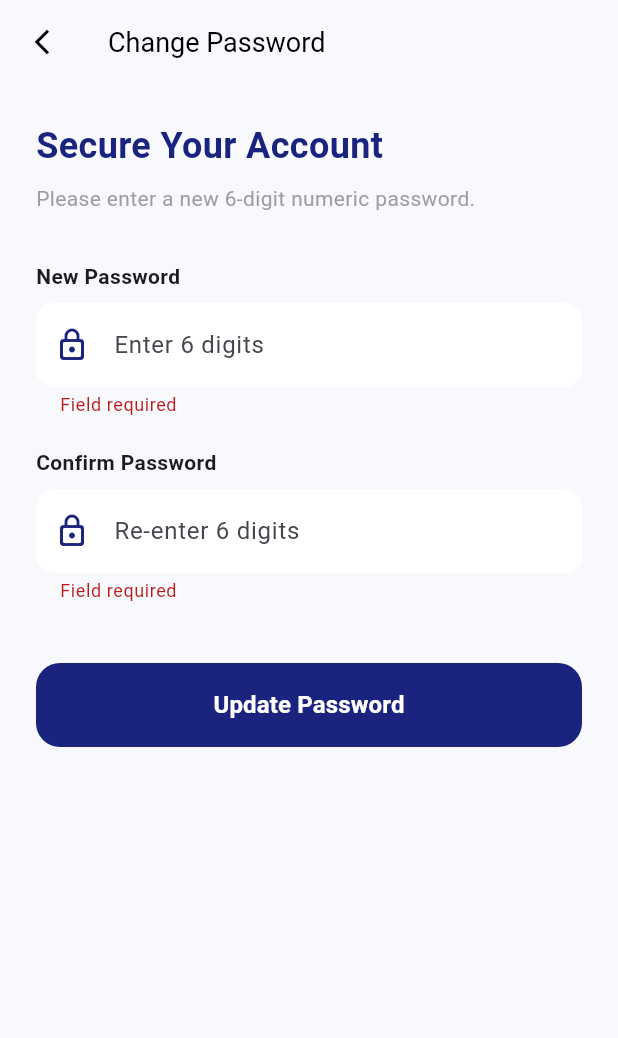
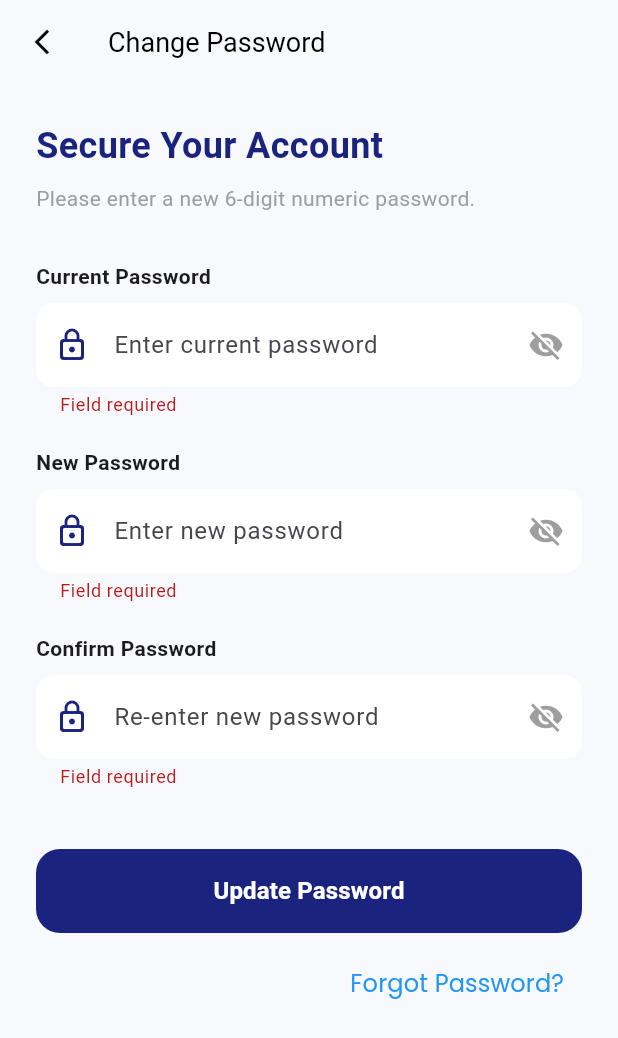
Before and after one commit to Ameenyasircm/cateryx_new, a Flutter app: the ChangePasswordScreen screen opened directly with empty values, after a tap on "Update Password", on a phone screen of 412 x 824 dp. Shown: the top 1038 px of the screen. Run offline on Flutter 3.47's test engine with Material 3 defaults, Android fonts, the phone set to English and light mode, and no system bars; our stand-ins replace cloud_firestore, firebase_core, firebase_database, flutter_screenutil, freezed_annotation, geocoding and 7 more; accounts and stored records are empty.

Commit message:
update password

```diff
--- a/lib/Boys/Screens/home/boy_home.dart
+++ b/lib/Boys/Screens/home/boy_home.dart
@@ -8,13 +8,14 @@ import '../../Providers/boys_provider.dart';
 import 'widgets/work_tabs.dart';
 
 class BoyHome extends StatelessWidget {
-  final String boyName, boyID, boyPhone;
+  final String boyName, boyID, boyPhone,boyPhoto;
 
   const BoyHome({
     super.key,
     required this.boyName,
     required this.boyID,
     required this.boyPhone,
+    required this.boyPhoto,
   });
 
   @override
@@ -30,7 +31,7 @@ class BoyHome extends StatelessWidget {
               ProfileHeader(
                   boyID: boyID,
                   boyName: boyName,
-                  boyPhone: boyPhone),
+                  boyPhone: boyPhone,boyPhoto: boyPhoto,),
               const WorkTabs(),
               Expanded(
                 child: TabBarView(
--- a/lib/Boys/Screens/menu/menu_screen.dart
+++ b/lib/Boys/Screens/menu/menu_screen.dart
@@ -15,8 +15,8 @@ import 'widgets/menu_tile.dart';
 import 'package:shared_preferences/shared_preferences.dart';
 
 class MenuScreen extends StatelessWidget {
-  final String boyName,boyID,boyPhone;
-   const MenuScreen({super.key,required this.boyName,required this.boyID,required this.boyPhone});
+  final String boyName,boyID,boyPhone,boyPhoto;
+   const MenuScreen({super.key,required this.boyName,required this.boyID,required this.boyPhone,required this.boyPhoto});
 
   @override
   Widget build(BuildContext context) {
@@ -31,7 +31,7 @@ class MenuScreen extends StatelessWidget {
       ),
       body: Column(
         children: [
-          MenuHeader(boyName: boyName, boyID:boyID, boyPhone: boyPhone,),
+          MenuHeader(boyName: boyName, boyID:boyID, boyPhone: boyPhone, boyPhoto: boyPhoto,),
           AppSpacing.h12,
           // MenuTile(
           //   icon: Icons.person_outline,
--- a/lib/Boys/Screens/navbar/boy_bottomNav.dart
+++ b/lib/Boys/Screens/navbar/boy_bottomNav.dart
@@ -11,12 +11,14 @@ class BoyBottomNavBar extends StatefulWidget {
   final String boyName;
   final String boyID;
   final String boyPhone;
+  final String boyPhoto;
   bool isLockBool;
    BoyBottomNavBar({
     super.key,
     required this.boyName,
     required this.boyID,
     required this.boyPhone,
+    required this.boyPhoto,
     required this.isLockBool,
   });
 
@@ -95,11 +97,13 @@ class _BoyBottomNavBarState extends State<BoyBottomNavBar> {
         boyName: widget.boyName,
         boyID: widget.boyID,
         boyPhone: widget.boyPhone,
+        boyPhoto: widget.boyPhoto,
       ),
        MenuScreen(
          boyName: widget.boyName,
          boyID: widget.boyID,
          boyPhone: widget.boyPhone,
+         boyPhoto: widget.boyPhoto,
        ),
     ];
   }
--- a/lib/Manager/Screens/update_password_screen.dart
+++ b/lib/Manager/Screens/update_password_screen.dart
@@ -1,7 +1,11 @@
+import 'package:cateryyx/Constants/my_functions.dart';
+import 'package:cateryyx/Manager/Screens/forgot_password.dart';
+import 'package:cateryyx/core/theme/app_spacing.dart';
 import 'package:flutter/material.dart';
 import 'package:flutter/services.dart';
 import 'package:provider/provider.dart';
 
+import '../../core/theme/app_typography.dart';
 import '../Providers/ManagerProvider.dart';
 
 class ChangePasswordScreen extends StatefulWidget {
@@ -15,33 +19,45 @@ class ChangePasswordScreen extends StatefulWidget {
 
 class _ChangePasswordScreenState extends State<ChangePasswordScreen> {
   final _formKey = GlobalKey<FormState>();
+  final TextEditingController _currentPswController = TextEditingController();
   final TextEditingController _passController = TextEditingController();
   final TextEditingController _confirmPassController = TextEditingController();
   bool _isLoading = false;
+  bool _hideCurrentPassword = true;
+  bool _hideNewPassword = true;
+  bool _hideConfirmPassword = true;
+
 
 // Inside _ChangePasswordScreenState
   Future<void> _updatePassword() async {
-    if (_formKey.currentState!.validate()) {
+    if (!_formKey.currentState!.validate()) return;
+
     setState(() => _isLoading = true);
 
     try {
-        // Access your provider (Replace 'YourProviderName' with your actual class name)
-        ManagerProvider provider = Provider.of<ManagerProvider>(context, listen: false);
+      ManagerProvider provider =
+      Provider.of<ManagerProvider>(context, listen: false);
 
-        await provider.updateBoyPassword(
+      final bool isUpdated = await provider.updateBoyPassword(
         context,
         widget.managerID,
-            _passController.text.trim(),widget.fromWhere
+        _currentPswController.text.trim(),
+        _passController.text.trim(),
+        widget.fromWhere,
       );
 
+      setState(() => _isLoading = false);
 
-        if (mounted) Navigator.pop(context);
+      // ✅ Close screen ONLY on success
+      if (isUpdated && mounted) {
+        Navigator.pop(context);
+      }
     } catch (e) {
-        // Error is handled in provider, stop loading here
       setState(() => _isLoading = false);
     }
   }
-  }
+
+
   @override
   Widget build(BuildContext context) {
     return Scaffold(
@@ -74,9 +90,28 @@ class _ChangePasswordScreenState extends State<ChangePasswordScreen> {
               const SizedBox(height: 32),
 
               _buildPasswordField(
+                controller: _currentPswController,
+                label: "Current Password",
+                hint: "Enter current password",
+                obscureValue: _hideCurrentPassword,
+                onToggle: () {
+                  setState(() {
+                    _hideCurrentPassword = !_hideCurrentPassword;
+                  });
+                },
+              ),
+
+              const SizedBox(height: 20),
+              _buildPasswordField(
                 controller: _passController,
                 label: "New Password",
-                hint: "Enter 6 digits",
+                hint: "Enter new password",
+                obscureValue: _hideNewPassword,
+                onToggle: () {
+                  setState(() {
+                    _hideNewPassword = !_hideNewPassword;
+                  });
+                },
               ),
 
               const SizedBox(height: 20),
@@ -84,7 +119,13 @@ class _ChangePasswordScreenState extends State<ChangePasswordScreen> {
               _buildPasswordField(
                 controller: _confirmPassController,
                 label: "Confirm Password",
-                hint: "Re-enter 6 digits",
+                hint: "Re-enter new password",
+                obscureValue: _hideConfirmPassword,
+                onToggle: () {
+                  setState(() {
+                    _hideConfirmPassword = !_hideConfirmPassword;
+                  });
+                },
                 isConfirm: true,
               ),
 
@@ -105,6 +146,18 @@ class _ChangePasswordScreenState extends State<ChangePasswordScreen> {
                       : const Text("Update Password", style: TextStyle(fontSize: 16, fontWeight: FontWeight.bold, color: Colors.white)),
                 ),
               ),
+              AppSpacing.h10,
+              Align(
+                alignment: AlignmentGeometry.centerRight,
+                child: TextButton(
+                  onPressed: (){
+                    callNext(ForgotPassword(), context);
+                  },
+                  child: Text('Forgot Password?',style: AppTypography.body2.copyWith(
+                      color:Colors.blue
+                  ),),
+                ),
+              ),
             ],
           ),
         ),
@@ -116,46 +169,54 @@ class _ChangePasswordScreenState extends State<ChangePasswordScreen> {
     required TextEditingController controller,
     required String label,
     required String hint,
+    required bool obscureValue,
+    required VoidCallback onToggle,
     bool isConfirm = false,
   }) {
     return Column(
       crossAxisAlignment: CrossAxisAlignment.start,
       children: [
-        Text(label, style: const TextStyle(fontWeight: FontWeight.w600, fontSize: 14)),
+        Text(label,
+            style: const TextStyle(fontWeight: FontWeight.w600, fontSize: 14)),
         const SizedBox(height: 8),
         TextFormField(
           controller: controller,
-          obscureText: true,
+          obscureText: obscureValue,
           keyboardType: TextInputType.number,
           maxLength: 6,
-          inputFormatters: [FilteringTextInputFormatter.digitsOnly], // Only numbers
+          inputFormatters: [FilteringTextInputFormatter.digitsOnly],
           decoration: InputDecoration(
             hintText: hint,
-            counterText: "", // Hides the 0/6 counter for a cleaner look
+            counterText: "",
             filled: true,
             fillColor: Colors.white,
-            prefixIcon: const Icon(Icons.lock_outline_rounded, color: Color(0xff1A237E)),
+            prefixIcon: const Icon(Icons.lock_outline_rounded,
+                color: Color(0xff1A237E)),
+            suffixIcon: IconButton(
+              icon: Icon(
+                obscureValue ? Icons.visibility_off : Icons.visibility,
+                color: Colors.grey,
+              ),
+              onPressed: onToggle,
+            ),
             border: OutlineInputBorder(
               borderRadius: BorderRadius.circular(12),
               borderSide: BorderSide.none,
-            ),
-            enabledBorder: OutlineInputBorder(
-              borderRadius: BorderRadius.circular(12),
-              borderSide: BorderSide(color: Colors.grey.withOpacity(0.1)),
-            ),
-            focusedBorder: OutlineInputBorder(
-              borderRadius: BorderRadius.circular(12),
-              borderSide: const BorderSide(color: Color(0xff1A237E), width: 1.5),
             ),
           ),
           validator: (value) {
             if (value == null || value.isEmpty) return "Field required";
             if (value.length != 6) return "Must be exactly 6 digits";
-            if (isConfirm && value != _passController.text) return "Passwords do not match";
+            if (isConfirm && value != _passController.text) {
+              return "Passwords do not match";
+            }
             return null;
           },
         ),
       ],
     );
   }
+
+
+
 }
```
Also changed, not shown: lib/Boys/Providers/boys_provider.dart (+6 -3 lines), lib/Boys/Screens/home/widgets/profile_header.dart (+8 -2 lines), lib/Boys/Screens/menu/widgets/menu_header.dart (+12 -5 lines), lib/Manager/Providers/LoginProvider.dart (+8 -1 lines), lib/Manager/Providers/ManagerProvider.dart (+40 -16 lines), lib/Manager/Screens/LoginScreen.dart (+12 -4 lines), lib/Manager/Screens/forgot_password.dart (added, +102 -0 lines). Lines whose indentation alone changed are shown as unchanged.
